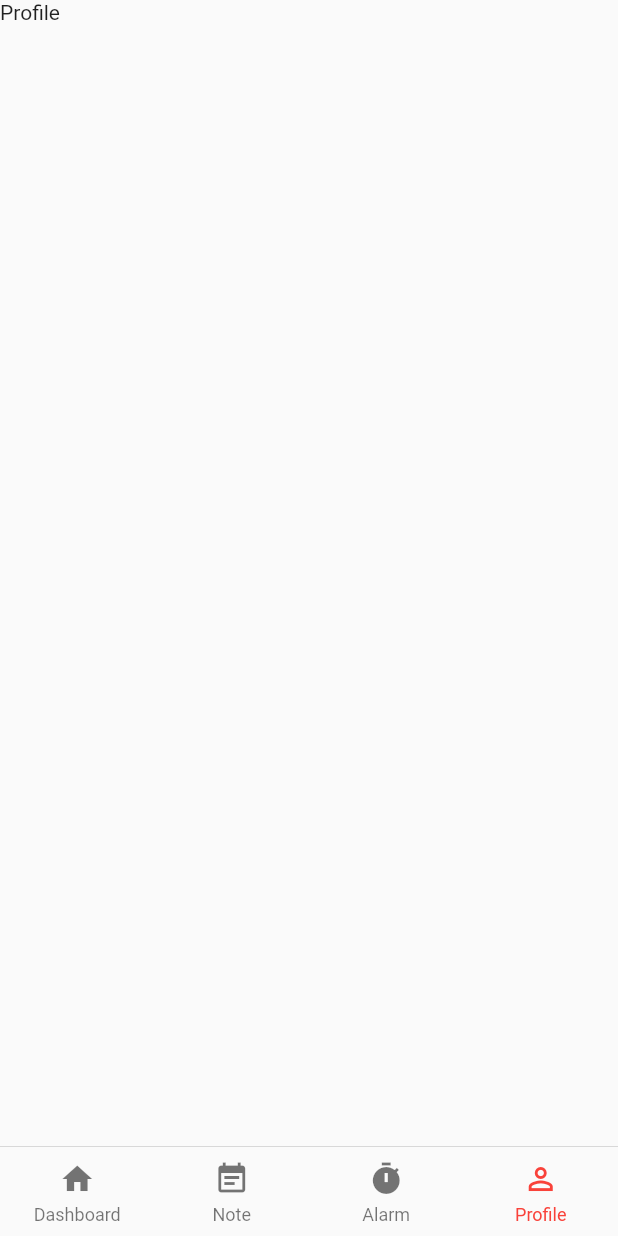
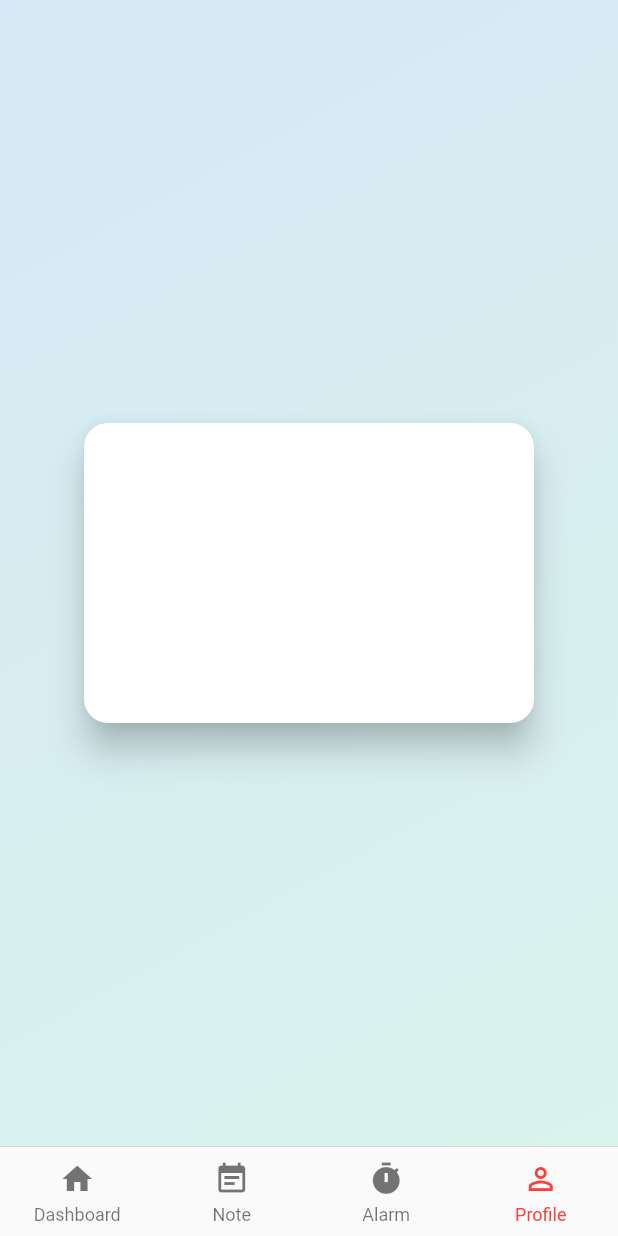
Before and after one commit to lq-manh/medication_book, a Flutter app: the HomeScreen screen opened directly, item 4 of the bottom bar chosen, on a phone screen of 412 x 824 dp. Run offline on Flutter 3.47's test engine with Material 2 defaults, Android fonts, the phone set to English and light mode, and no system bars; our stand-ins replace cloud_firestore, firebase_auth, flutter_secure_storage, flutter_spinkit, google_sign_in, gradient_app_bar and 1 more; missing offline and left inert: flutter_facebook_login; accounts and stored records are empty.

Commit message:
Add profile screen

```diff
--- /dev/null
+++ b/lib/configs/colors.dart
@@ -0,0 +1,7 @@
+import 'package:flutter/material.dart';
+
+class ColorPalette {
+  static const Color blue = Color(0xFF42A3E3);
+  static const Color green = Color(0xFF58D6B4);
+  static const Color white = Colors.white;
+}
--- a/lib/ui/screen/home_screen.dart
+++ b/lib/ui/screen/home_screen.dart
@@ -1,4 +1,6 @@
 import 'package:flutter/material.dart';
+import 'package:medication_book/configs/colors.dart';
+import 'package:medication_book/ui/screen/profile_screen.dart';
 
 class HomeScreen extends StatefulWidget {
   @override
@@ -21,6 +23,16 @@ class HomeScreenState extends State<HomeScreen>
   Widget build(BuildContext context) {
     return Scaffold(
         body: Container(
+          decoration: BoxDecoration(
+            gradient: LinearGradient(
+              begin: Alignment.topLeft,
+              end: Alignment.bottomRight,
+              colors: [
+                ColorPalette.blue.withOpacity(0.2),
+                ColorPalette.green.withOpacity(0.2),
+              ],
+            ),
+          ),
           child: TabBarView(
             controller: _tabController,
             children: <Widget>[
@@ -33,9 +45,7 @@ class HomeScreenState extends State<HomeScreen>
               Text(
                 'Alarm',
               ),
-              Text(
-                'Profile',
-              )
+              ProfileScreen(),
             ],
           ),
         ),
--- /dev/null
+++ b/lib/ui/screen/profile_screen.dart
@@ -0,0 +1,16 @@
+import 'package:flutter/material.dart';
+import 'package:medication_book/ui/widgets/cards.dart';
+
+class ProfileScreen extends StatelessWidget {
+  @override
+  Widget build(BuildContext context) {
+    return Center(
+      child: RoundedCard(
+        child: Container(
+          width: 300,
+          height: 200,
+        ),
+      ),
+    );
+  }
+}
--- /dev/null
+++ b/lib/ui/widgets/cards.dart
@@ -0,0 +1,20 @@
+import 'package:flutter/material.dart';
+import 'package:medication_book/configs/colors.dart';
+
+class RoundedCard extends StatelessWidget {
+  final Widget child;
+
+  RoundedCard({this.child});
+
+  @override
+  Widget build(BuildContext context) {
+    return Card(
+      color: ColorPalette.white,
+      elevation: 10,
+      shape: RoundedRectangleBorder(
+        borderRadius: BorderRadius.circular(16),
+      ),
+      child: this.child,
+    );
+  }
+}
```
